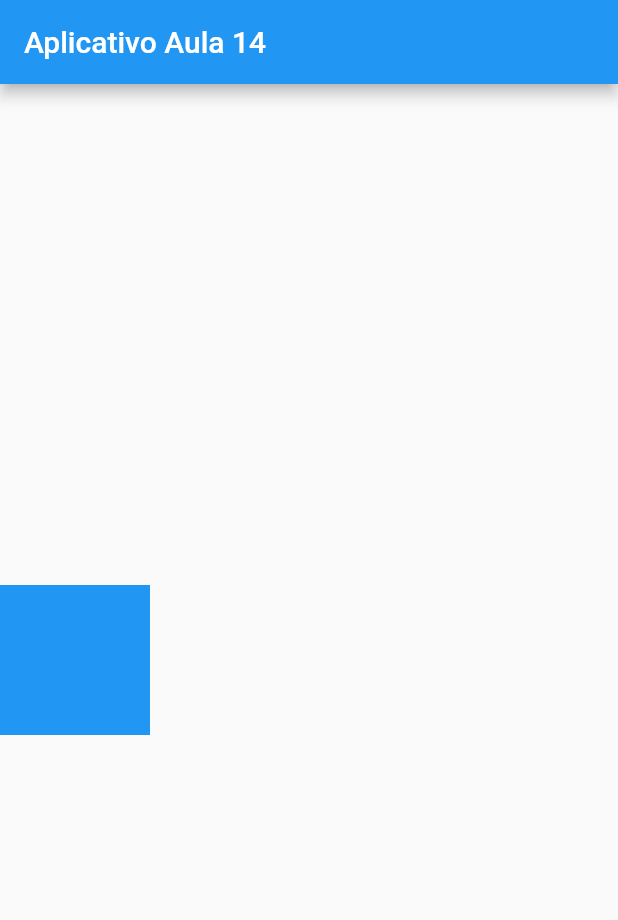
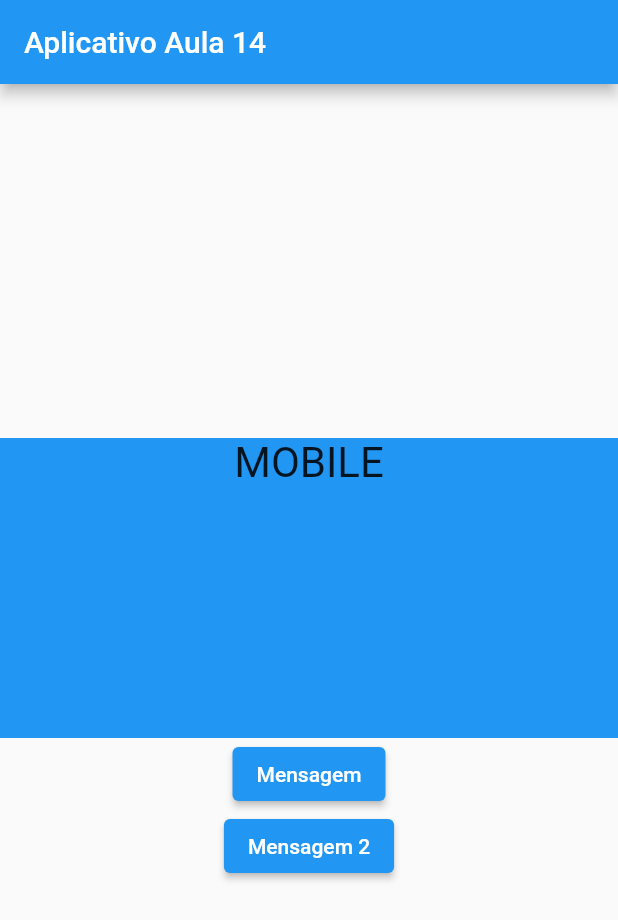
Before and after one commit to danielvieira95/DESM1, a Flutter app: the screen it shows after launch, on a phone screen of 412 x 824 dp. Shown: the top 920 px of the screen. Run offline on Flutter 3.47's test engine with Material 2 defaults, Android fonts, the phone set to English and light mode, and no system bars.

Commit message:
app statefull
Widget Statefull
Botões

```diff
--- a/Codigos/Aula14TB/app_stateful_nome/lib/main.dart
+++ b/Codigos/Aula14TB/app_stateful_nome/lib/main.dart
@@ -5,10 +5,18 @@ void main() {
 }
 
 // Cria uma classe com um Widget personalizável do tipo Stateless
-class App_aula14 extends StatelessWidget {
+class App_aula14 extends StatefulWidget {
   // Construtor
   const App_aula14({super.key});
 
+  @override
+// State variavel de estado , essa variável que vai monitorar o estado app
+// para realizar alterações dinâmicas na tela
+  State<App_aula14> createState() => _App_aula14State();
+}
+
+class _App_aula14State extends State<App_aula14> {
+  String _msg = "MOBILE";
   @override // Polimorfismo permite sobreescrever os comandos das
   // funções
   // Widget build método para reconstruir a tela quando a
@@ -28,9 +36,36 @@ class App_aula14 extends StatelessWidget {
           children: [
             Container(
               color: Colors.blue,
-              width: 100,
-              height: 100,
+              width: 500, // Largura
+              height: 200, // altura
+              child: Text(
+                _msg,
+                style: TextStyle(fontSize: 28),
+                textAlign:
+                    TextAlign.center, // alinha texto no centro do container
+              ), // child estabelece
+              // relação com 1 elemento apenas
             ),
+            // Cria um botão na tela do aplicativo
+            // on pressed parametro que botão que vai chamar
+            // a ação a ser executada
+            // child estabele relação do botão com algo Text, Icon
+            ElevatedButton(
+                onPressed: () {
+                  print("Botão pressionado");
+                  setState(() {
+                    // função set state que irá alterar o estado do widget
+                    _msg = "SENAI"; // cria variavel msg
+                  });
+                },
+                child: Text("Mensagem")),
+            ElevatedButton(
+                onPressed: () {
+                  setState(() {
+                    _msg = "DESENVOLVIMENTO MOBILE 1"; // mensagem 2
+                  });
+                },
+                child: Text("Mensagem 2")),
           ],
         ),
       ),
```
